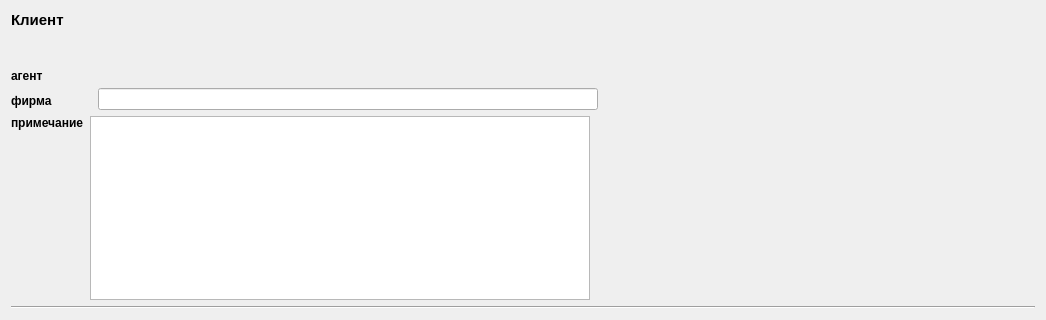
Above: src/core/corewidget/clientheaderwidget.ui from Arox/makler before the change. Below: the same form after it.
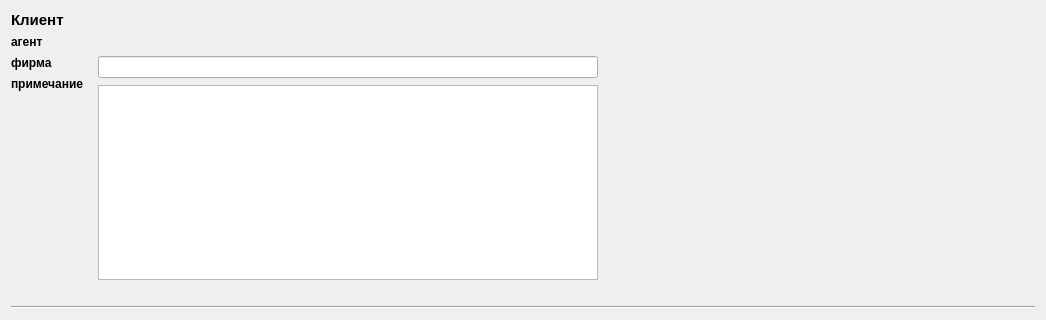
That is the form after the change.

```diff
--- a/src/core/corewidget/clientheaderwidget.ui
+++ b/src/core/corewidget/clientheaderwidget.ui
@@ -44,19 +44,9 @@
      </item>
      <item>
       <layout class="QVBoxLayout" name="verticalLayout">
-       <item>
-        <spacer name="verticalSpacer">
-         <property name="orientation">
-          <enum>Qt::Vertical</enum>
-         </property>
-         <property name="sizeHint" stdset="0">
-          <size>
-           <width>20</width>
-           <height>40</height>
-          </size>
-         </property>
-        </spacer>
-       </item>
+       <property name="spacing">
+        <number>12</number>
+       </property>
        <item>
         <layout class="QHBoxLayout" name="horizontalLayout">
          <property name="spacing">
@@ -102,6 +92,35 @@
              </property>
             </widget>
            </item>
+           <item>
+            <widget class="QLabel" name="label_4">
+             <property name="font">
+              <font>
+               <weight>75</weight>
+               <bold>true</bold>
+              </font>
+             </property>
+             <property name="text">
+              <string>примечание</string>
+             </property>
+             <property name="alignment">
+              <set>Qt::AlignLeading|Qt::AlignLeft|Qt::AlignTop</set>
+             </property>
+            </widget>
+           </item>
+           <item>
+            <spacer name="verticalSpacer">
+             <property name="orientation">
+              <enum>Qt::Vertical</enum>
+             </property>
+             <property name="sizeHint" stdset="0">
+              <size>
+               <width>20</width>
+               <height>40</height>
+              </size>
+             </property>
+            </spacer>
+           </item>
           </layout>
          </item>
          <item>
@@ -132,6 +151,22 @@
              </property>
             </widget>
            </item>
+           <item>
+            <widget class="QTextEdit" name="mpDescription">
+             <property name="minimumSize">
+              <size>
+               <width>500</width>
+               <height>0</height>
+              </size>
+             </property>
+             <property name="maximumSize">
+              <size>
+               <width>500</width>
+               <height>16777215</height>
+              </size>
+             </property>
+            </widget>
+           </item>
           </layout>
          </item>
          <item>
@@ -151,38 +186,6 @@
        </item>
        <item>
         <layout class="QHBoxLayout" name="horizontalLayout_4">
-         <item>
-          <widget class="QLabel" name="label_4">
-           <property name="font">
-            <font>
-             <weight>75</weight>
-             <bold>true</bold>
-            </font>
-           </property>
-           <property name="text">
-            <string>примечание</string>
-           </property>
-           <property name="alignment">
-            <set>Qt::AlignLeading|Qt::AlignLeft|Qt::AlignTop</set>
-           </property>
-          </widget>
-         </item>
-         <item>
-          <widget class="QTextEdit" name="mpDescription">
-           <property name="minimumSize">
-            <size>
-             <width>500</width>
-             <height>0</height>
-            </size>
-           </property>
-           <property name="maximumSize">
-            <size>
-             <width>500</width>
-             <height>16777215</height>
-            </size>
-           </property>
-          </widget>
-         </item>
          <item>
           <spacer name="horizontalSpacer_2">
            <property name="orientation">
```
